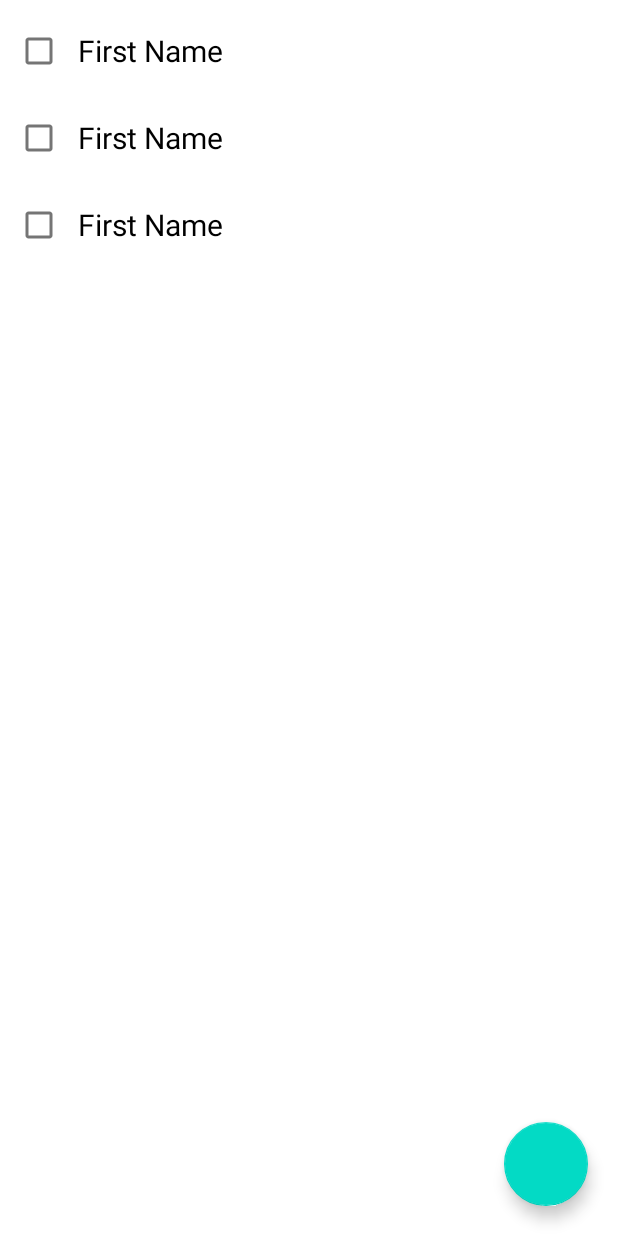
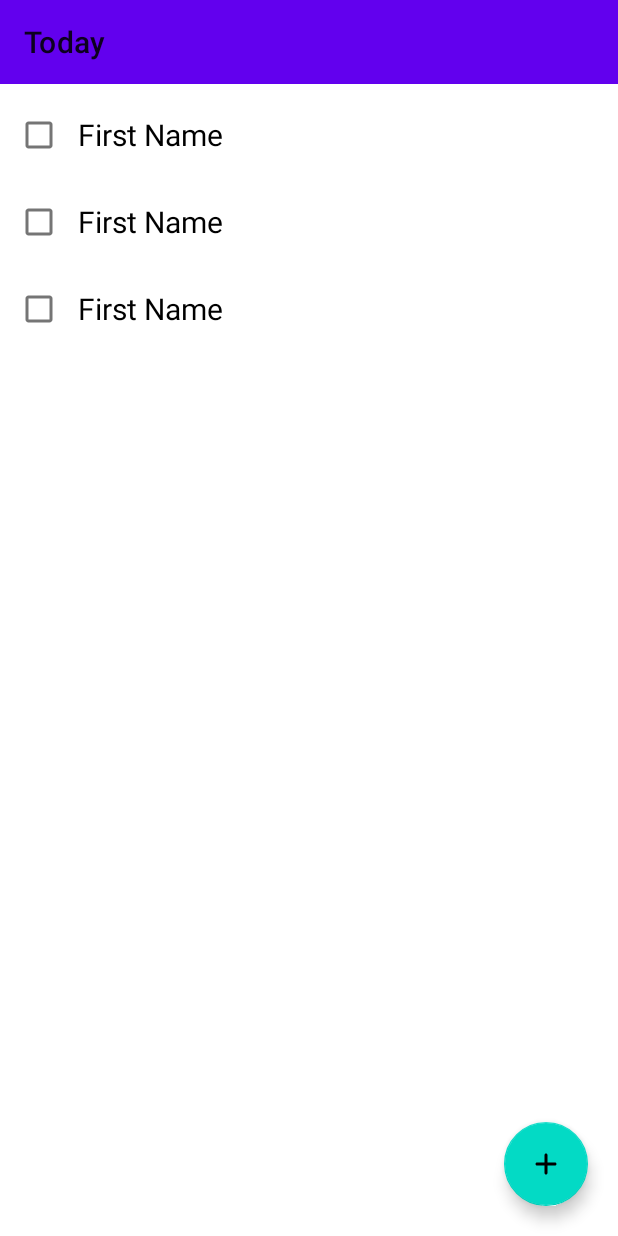
Before and after one commit to akshaykhare19/Daily-Bucket, an Android app: the layout fragment_to_do_list.xml on its own in the app's theme, with its tools: preview values and no code run, on a phone screen of 412 x 824 dp. Run offline under Robolectric (Android 15) with nearby library versions, the phone set to English and light mode, and no system bars.

Commit message:
Completed basic designing

```diff
--- /dev/null
+++ b/app/src/main/res/drawable/ic_add.xml
@@ -0,0 +1,10 @@
+<vector xmlns:android="http://schemas.android.com/apk/res/android"
+    android:width="24dp"
+    android:height="24dp"
+    android:viewportWidth="24"
+    android:viewportHeight="24"
+    android:tint="?attr/colorControlNormal">
+  <path
+      android:fillColor="@android:color/white"
+      android:pathData="M18,13h-5v5c0,0.55 -0.45,1 -1,1s-1,-0.45 -1,-1v-5H6c-0.55,0 -1,-0.45 -1,-1s0.45,-1 1,-1h5V6c0,-0.55 0.45,-1 1,-1s1,0.45 1,1v5h5c0.55,0 1,0.45 1,1s-0.45,1 -1,1z"/>
+</vector>
--- a/app/src/main/res/layout/fragment_to_do_list.xml
+++ b/app/src/main/res/layout/fragment_to_do_list.xml
@@ -6,12 +6,32 @@
     xmlns:app="http://schemas.android.com/apk/res-auto"
     tools:context=".ToDoList">
 
+    <androidx.coordinatorlayout.widget.CoordinatorLayout
+        android:id="@+id/app_layout"
+        android:layout_width="match_parent"
+        android:layout_height="wrap_content"
+        app:layout_constraintTop_toTopOf="parent">
+
+        <com.google.android.material.appbar.AppBarLayout
+            android:layout_width="match_parent"
+            android:layout_height="wrap_content">
+
+            <com.google.android.material.appbar.MaterialToolbar
+                android:layout_width="match_parent"
+                android:layout_height="?attr/actionBarSize"
+                app:title="Today"/>
+
+        </com.google.android.material.appbar.AppBarLayout>
+
+
+    </androidx.coordinatorlayout.widget.CoordinatorLayout>
+
     <androidx.recyclerview.widget.RecyclerView
         android:id="@+id/to_do_list_rv"
         android:layout_width="match_parent"
         android:layout_height="wrap_content"
         tools:listitem="@layout/to_do_list_item"
-        app:layout_constraintTop_toTopOf="parent"/>
+        app:layout_constraintTop_toBottomOf="@id/app_layout"/>
 
     <com.google.android.material.floatingactionbutton.FloatingActionButton
         android:id="@+id/add_new_btn"
@@ -19,6 +39,7 @@
         android:layout_height="wrap_content"
         android:layout_margin="20dp"
         android:contentDescription="@string/add_item"
+        android:src="@drawable/ic_add"
         app:layout_constraintBottom_toBottomOf="parent"
         app:layout_constraintRight_toRightOf="parent"/>
 
--- a/app/src/main/res/values-night/themes.xml
+++ b/app/src/main/res/values-night/themes.xml
@@ -1,6 +1,6 @@
 <resources xmlns:tools="http://schemas.android.com/tools">
     <!-- Base application theme. -->
-    <style name="Theme.DailyBucket" parent="Theme.MaterialComponents.DayNight.DarkActionBar">
+    <style name="Theme.DailyBucket" parent="Theme.MaterialComponents.DayNight.NoActionBar">
         <!-- Primary brand color. -->
         <item name="colorPrimary">@color/purple_200</item>
         <item name="colorPrimaryVariant">@color/purple_700</item>
--- a/app/src/main/res/values/themes.xml
+++ b/app/src/main/res/values/themes.xml
@@ -1,6 +1,6 @@
 <resources xmlns:tools="http://schemas.android.com/tools">
     <!-- Base application theme. -->
-    <style name="Theme.DailyBucket" parent="Theme.MaterialComponents.DayNight.DarkActionBar">
+    <style name="Theme.DailyBucket" parent="Theme.MaterialComponents.DayNight.NoActionBar">
         <!-- Primary brand color. -->
         <item name="colorPrimary">@color/purple_500</item>
         <item name="colorPrimaryVariant">@color/purple_700</item>
```
Also changed, not shown: app/src/main/res/layout/fragment_days.xml (+23 -2 lines).
